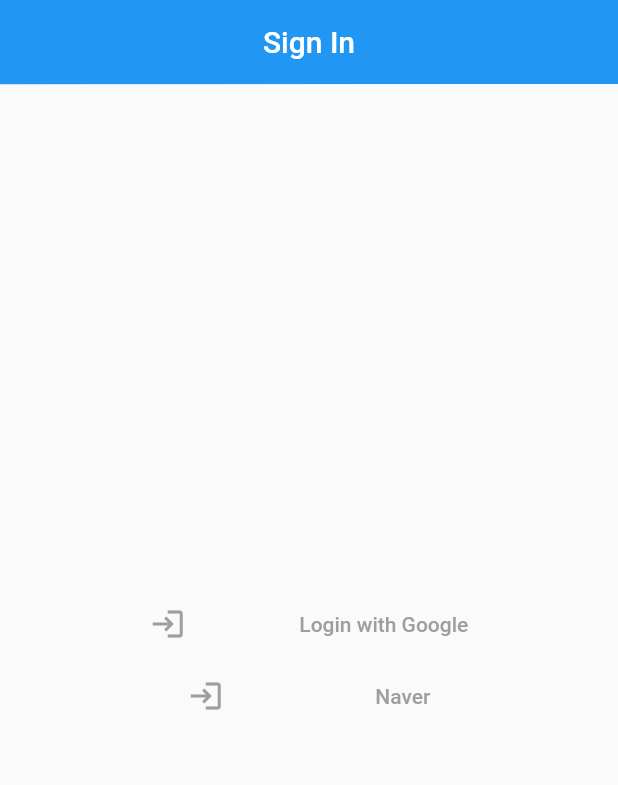
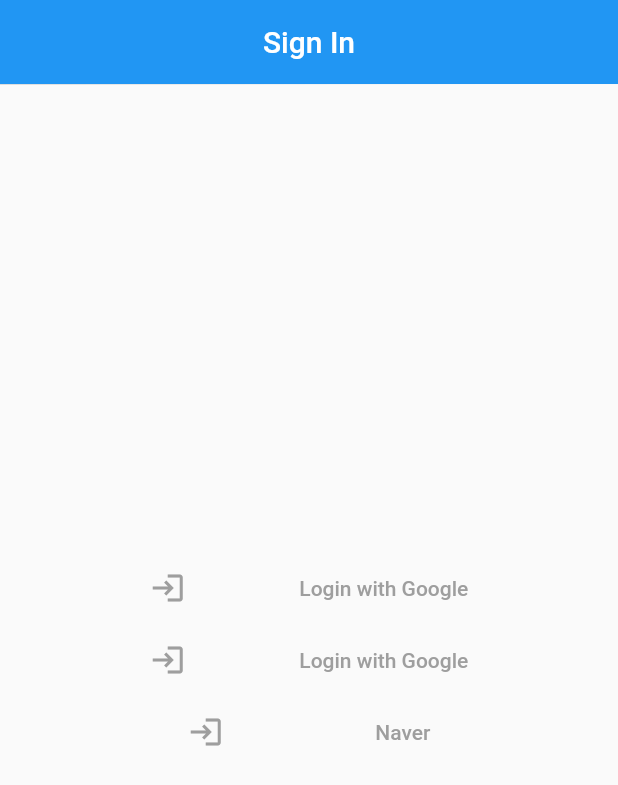
Before and after one commit to jh8057/zzemalapp, a Flutter app: the screen it shows after launch, on a phone screen of 412 x 824 dp. Shown: the top 785 px of the screen. Run offline on Flutter 3.47's test engine with Material 2 defaults, Android fonts, the phone set to English and light mode, and no system bars; our stand-ins replace fluttertoast.

Commit message:
new structure

```diff
--- /dev/null
+++ b/lib/login_app/login.dart
@@ -0,0 +1,40 @@
+import 'package:flutter/material.dart';
+import 'package:my_app/my_button/my_button.dart';
+
+class LogIn extends StatelessWidget {
+  const LogIn({Key? key}) : super(key: key);
+
+  @override
+  Widget build(BuildContext context) {
+    return Scaffold(
+      appBar: AppBar(
+        backgroundColor: Colors.blue,
+        title: const Text('Sign In', style: TextStyle(color: Colors.white)),
+        centerTitle: true,
+        elevation: 0.2,
+      ),
+      body: Padding(
+        padding: const EdgeInsets.all(16.0),
+        child: Column(
+            mainAxisAlignment: MainAxisAlignment.center,
+            children: <Widget>[
+              const MyButton(),
+              const MyButton(),
+              ButtonTheme(
+                  height: 50,
+                  child: TextButton(
+                    child: Row(
+                        mainAxisAlignment: MainAxisAlignment.spaceEvenly,
+                        children: const <Widget>[
+                          Icon(Icons.login_outlined),
+                          Text('Naver'),
+                        ]),
+                    onPressed: () {
+                      print('Google Login');
+                    },
+                  ))
+            ]),
+      ),
+    );
+  }
+}
--- a/lib/main.dart
+++ b/lib/main.dart
@@ -1,5 +1,7 @@
 import 'package:flutter/material.dart';
 import 'package:fluttertoast/fluttertoast.dart';
+
+import 'package:my_app/login_app/login.dart';
 
 void main() => runApp(const MyApp());
 
@@ -12,55 +14,6 @@ class MyApp extends StatelessWidget {
       title: 'zzemalApp',
       theme: ThemeData(primarySwatch: Colors.grey),
       home: const LogIn(),
-    );
-  }
-}
-
-class LogIn extends StatelessWidget {
-  const LogIn({Key? key}) : super(key: key);
-
-  @override
-  Widget build(BuildContext context) {
-    return Scaffold(
-      appBar: AppBar(
-        backgroundColor: Colors.blue,
-        title: const Text('Sign In', style: TextStyle(color: Colors.white)),
-        centerTitle: true,
-        elevation: 0.2,
-      ),
-      body: Padding(
-        padding: EdgeInsets.all(16.0),
-        child: Column(
-            mainAxisAlignment: MainAxisAlignment.center,
-            children: <Widget>[
-              ButtonTheme(
-                  height: 50,
-                  child: TextButton(
-                    child: Row(
-                        mainAxisAlignment: MainAxisAlignment.spaceEvenly,
-                        children: const <Widget>[
-                          Icon(Icons.login_outlined),
-                          Text('Login with Google'),
-                        ]),
-                    onPressed: () {
-                      print('Google Login');
-                    },
-                  )),
-              ButtonTheme(
-                  height: 50,
-                  child: TextButton(
-                    child: Row(
-                        mainAxisAlignment: MainAxisAlignment.spaceEvenly,
-                        children: const <Widget>[
-                          Icon(Icons.login_outlined),
-                          Text('Naver'),
-                        ]),
-                    onPressed: () {
-                      print('Google Login');
-                    },
-                  ))
-            ]),
-      ),
     );
   }
 }
@@ -169,9 +122,3 @@ void flutterToast(msg) {
       textColor: Colors.white,
       toastLength: Toast.LENGTH_SHORT);
 }
-
-void judgeUser(controller, controller2) {
-  if (controller.text == 'dice' && controller2.text == '1234') {
-    print('You are my User');
-  }
-}
--- /dev/null
+++ b/lib/my_button/my_button.dart
@@ -0,0 +1,22 @@
+import 'package:flutter/material.dart';
+
+class MyButton extends StatelessWidget {
+  const MyButton({Key? key}) : super(key: key);
+
+  @override
+  Widget build(BuildContext context) {
+    return ButtonTheme(
+        height: 50,
+        child: TextButton(
+          child: Row(
+              mainAxisAlignment: MainAxisAlignment.spaceEvenly,
+              children: const <Widget>[
+                Icon(Icons.login_outlined),
+                Text('Login with Google'),
+              ]),
+          onPressed: () {
+            print('Google Login');
+          },
+        ));
+  }
+}
```
